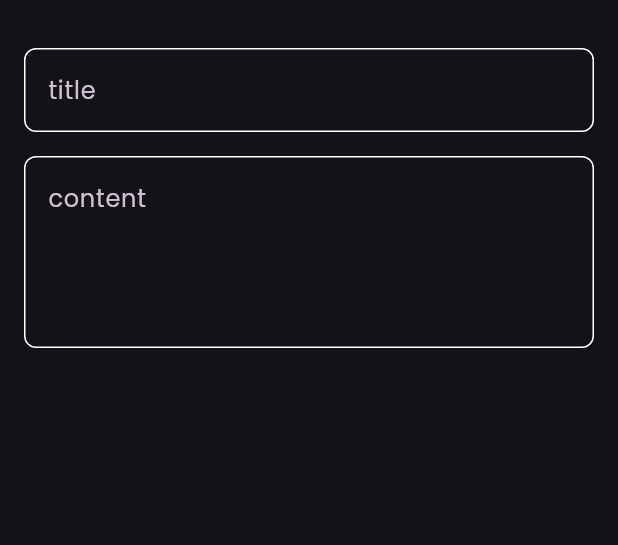
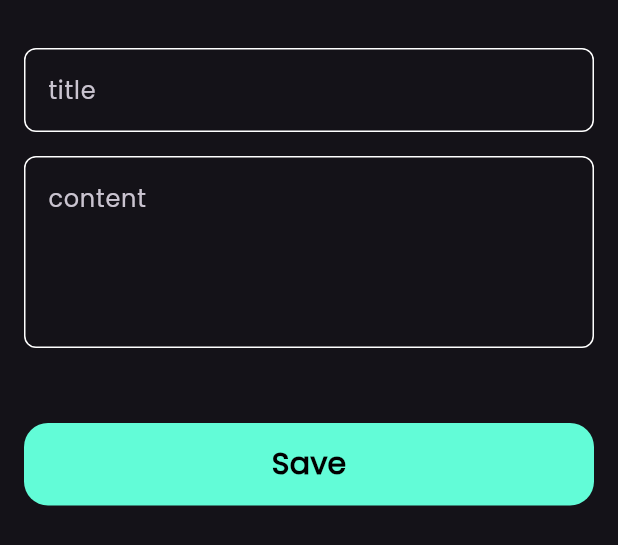
Before and after one commit to saifHaroun1/notes_app, a Flutter app: the AddNoteBottomSheet widget shown alone on an empty page, opened directly, on a phone screen of 412 x 824 dp. Shown: the top 545 px of the screen. Run offline on Flutter 3.47's test engine with Material 3 defaults, Android fonts, the phone set to English and light mode, and no system bars; our stand-ins replace font_awesome_flutter.

Commit message:
finish notes bottom sheet

```diff
--- a/lib/widgets/add_note_bottom_sheet.dart
+++ b/lib/widgets/add_note_bottom_sheet.dart
@@ -1,4 +1,6 @@
 import 'package:flutter/material.dart';
+import 'package:notes_app/constance.dart';
+import 'package:notes_app/widgets/custom_bottom.dart';
 import 'package:notes_app/widgets/custom_text_field.dart';
 
 class AddNoteBottomSheet extends StatelessWidget {
@@ -6,30 +8,34 @@ class AddNoteBottomSheet extends StatelessWidget {
 
   @override
   Widget build(BuildContext context) {
-    return Column(
+    return Padding(
+      padding: const EdgeInsets.symmetric(horizontal: 16),
+      child: SingleChildScrollView(
+        child: Column(
           children: [
             SizedBox(
               height: 32,
             ),
-        Padding(
-          padding: const EdgeInsets.symmetric(horizontal: 16),
-          child: CustomTextField(
+            CustomTextField(
               hint: "title",
-          ),
             ),
             SizedBox(
               height: 16,
             ),
-        Padding(
-          padding: const EdgeInsets.symmetric(
-            horizontal: 16,
-          ),
-          child: CustomTextField(
+            CustomTextField(
               hint: "content",
               maxLines: 4,
             ),
+            SizedBox(
+              height: 50,
+            ),
+            customButton(),
+            SizedBox(
+              height: 40,
             ),
           ],
+        ),
+      ),
     );
   }
 }
--- /dev/null
+++ b/lib/widgets/custom_bottom.dart
@@ -0,0 +1,22 @@
+import 'package:flutter/material.dart';
+import 'package:notes_app/constance.dart';
+
+class customButton extends StatelessWidget {
+  const customButton({super.key});
+
+  @override
+  Widget build(BuildContext context) {
+    return Container(
+      width: MediaQuery.of(context).size.width,
+      height: 55,
+      decoration: BoxDecoration(
+          color: KPrimaryColor, borderRadius: BorderRadius.circular(16)),
+      child: Center(
+          child: Text(
+        "Save",
+        style: TextStyle(
+            color: Colors.black, fontWeight: FontWeight.bold, fontSize: 20),
+      )),
+    );
+  }
+}
```
Lines whose indentation alone changed are shown as unchanged.
